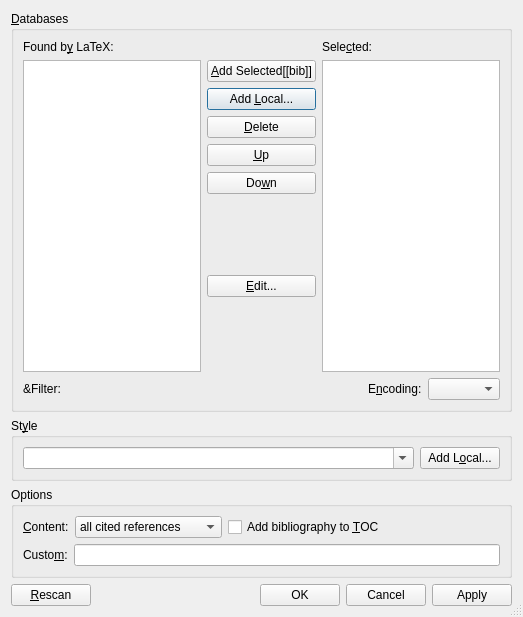
cburschka/lyx, file src/frontends/qt/ui/BibtexUi.ui: the form before one commit.
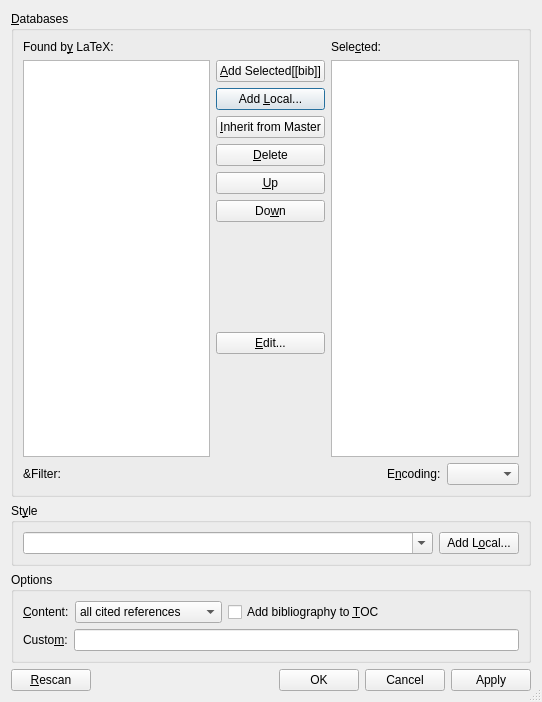
The form after the commit. Icons and pictures are not drawn.

The edit to the form file:
```diff
--- a/src/frontends/qt/ui/BibtexUi.ui
+++ b/src/frontends/qt/ui/BibtexUi.ui
@@ -6,8 +6,8 @@
    <rect>
     <x>0</x>
     <y>0</y>
-    <width>523</width>
-    <height>617</height>
+    <width>542</width>
+    <height>702</height>
    </rect>
   </property>
   <property name="windowTitle">
@@ -85,6 +85,16 @@
           </property>
          </widget>
         </item>
+        <item>
+         <widget class="QPushButton" name="inheritPB">
+          <property name="toolTip">
+           <string>Inherit bibliography databases from the master document</string>
+          </property>
+          <property name="text">
+           <string>&amp;Inherit from Master</string>
+          </property>
+         </widget>
+        </item>
         <item>
          <widget class="QPushButton" name="deletePB">
           <property name="toolTip">
```
